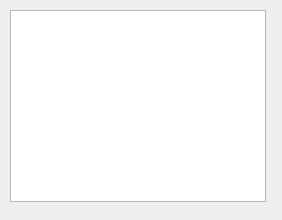
Before: the Qt Designer form creditosform.ui in Mayerli12/ASkme-, drawn with Qt 5.
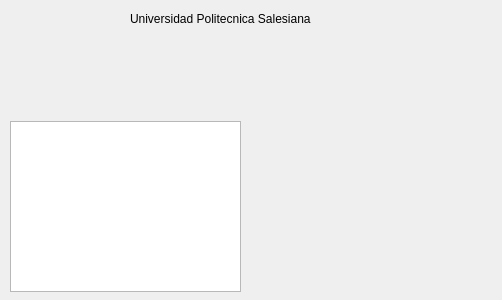
After: the same form once the commit is applied.

```diff
--- a/creditosform.ui
+++ b/creditosform.ui
@@ -6,8 +6,8 @@
    <rect>
     <x>0</x>
     <y>0</y>
-    <width>282</width>
-    <height>220</height>
+    <width>502</width>
+    <height>300</height>
    </rect>
   </property>
   <property name="windowTitle">
@@ -17,11 +17,24 @@
    <property name="geometry">
     <rect>
      <x>10</x>
+     <y>121</y>
+     <width>231</width>
+     <height>171</height>
+    </rect>
+   </property>
+  </widget>
+  <widget class="QLabel" name="label">
+   <property name="geometry">
+    <rect>
+     <x>130</x>
      <y>10</y>
-     <width>256</width>
-     <height>192</height>
+     <width>251</width>
+     <height>17</height>
     </rect>
    </property>
+   <property name="text">
+    <string>Universidad Politecnica Salesiana</string>
+   </property>
   </widget>
  </widget>
  <resources/>
```
